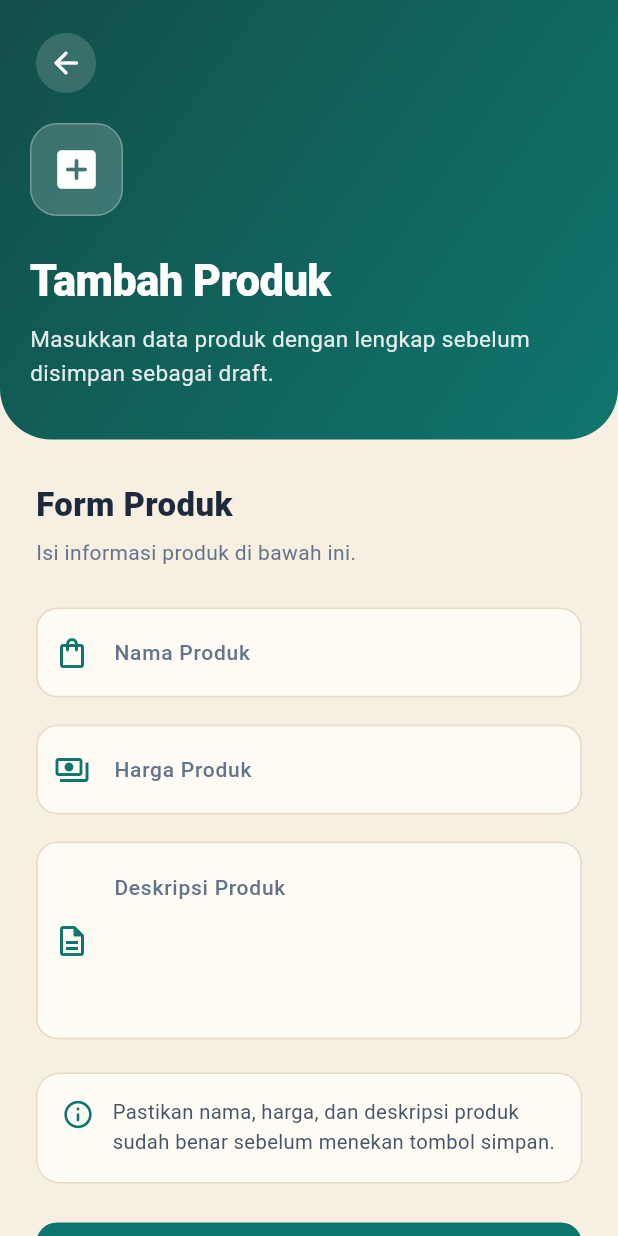
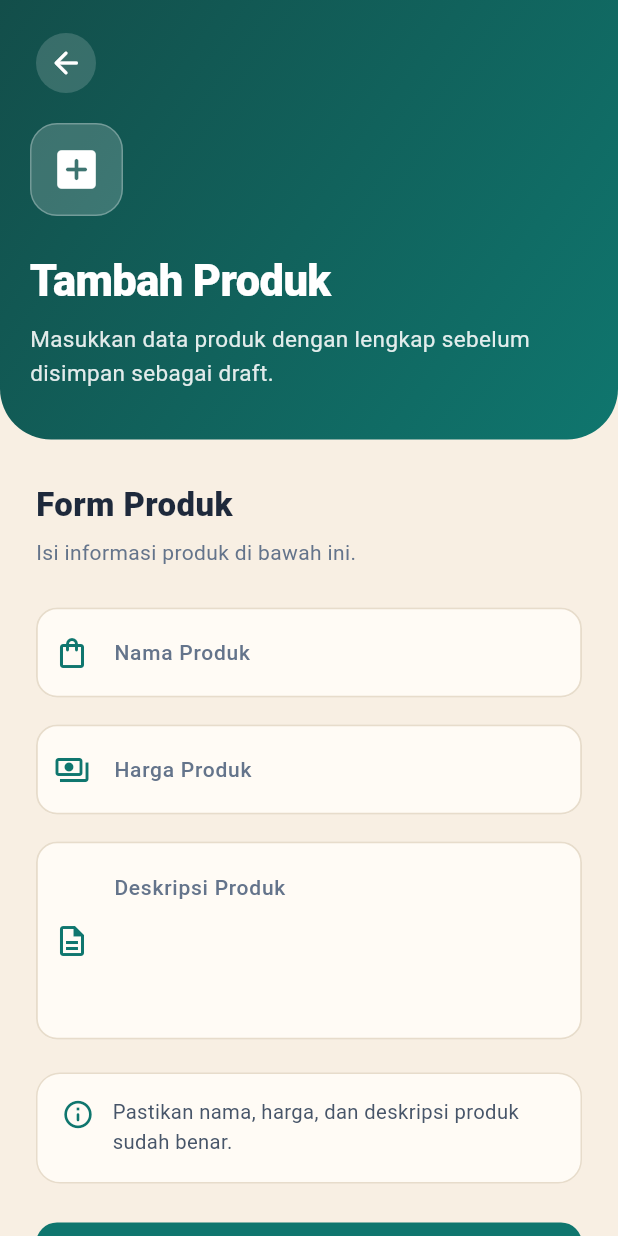
Before and after one commit to AdenAlexandriaSyaifulPerdana/pbm_pertemuan9, a Flutter app: the AddProductScreen screen opened directly with empty values, on a phone screen of 412 x 824 dp. Run offline on Flutter 3.47's test engine with Material 3 defaults, Android fonts, the phone set to English and light mode, and no system bars; our stand-ins replace flutter_secure_storage; accounts and stored records are empty.

Commit message:
menambahkan screenshoot tampilan

```diff
--- a/lib/screens/add_product_screen.dart
+++ b/lib/screens/add_product_screen.dart
@@ -224,7 +224,7 @@ class _AddProductScreenState extends State<AddProductScreen> {
           SizedBox(width: 12),
           Expanded(
             child: Text(
-              'Pastikan nama, harga, dan deskripsi produk sudah benar sebelum menekan tombol simpan.',
+              'Pastikan nama, harga, dan deskripsi produk sudah benar.',
               style: TextStyle(
                 fontSize: 13.5,
                 color: Color(0xFF475569),
```
Also changed, not shown: Screenshoot/Detail Produk.jpg (added), Screenshoot/Hapus produk.jpg (added), Screenshoot/Login input kosong.jpg (added), Screenshoot/Login input username atau password salah.jpg (added), Screenshoot/Login username dan password salah.jpg (added), Screenshoot/Login.jpg (added), Screenshoot/Produk.jpg (added), Screenshoot/Submit pengisian.png (added), Screenshoot/Submit.png (added), Screenshoot/Tambah produk berhasil.png (added), Screenshoot/Tambah produk data kosong 2.png (added), Screenshoot/Tambah produk data kosong.png (added), Screenshoot/Tambah produk muncul di produk.jpg (added), Screenshoot/Tambah produk.png (added), 1 more files.
